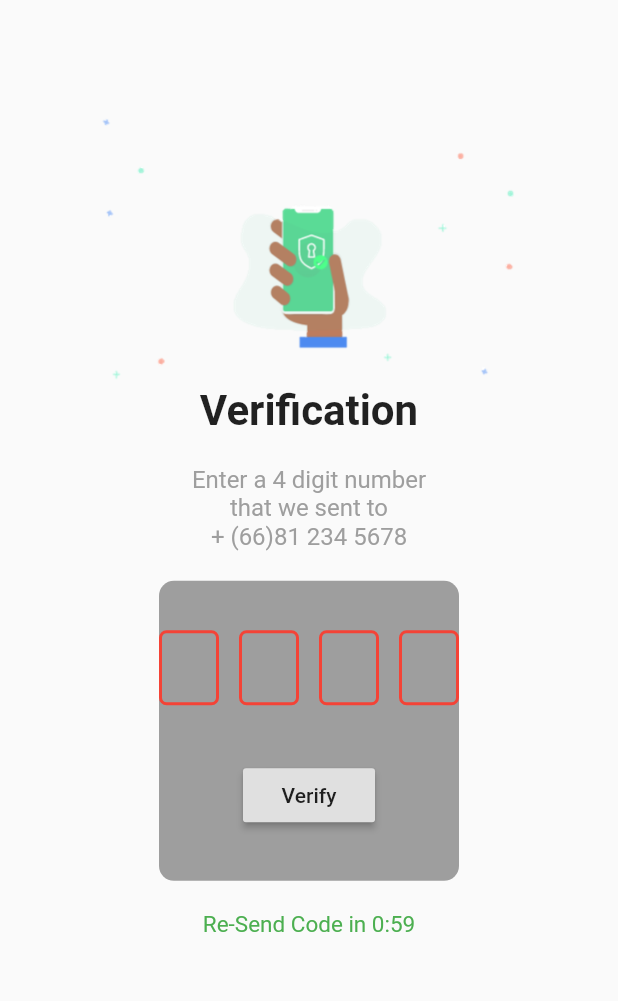
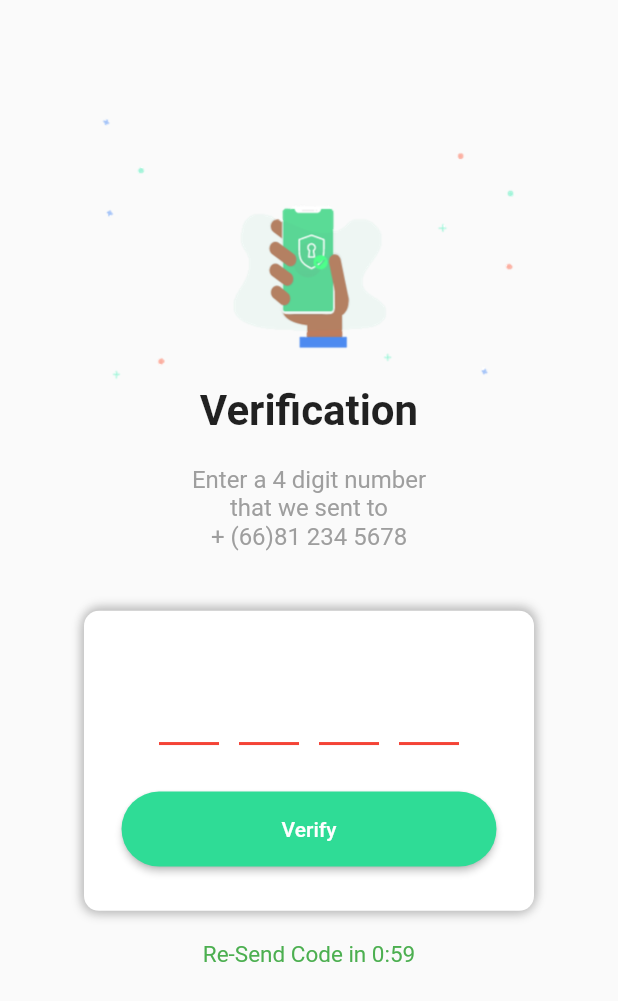
Before and after one commit to godprogrammer3/technician_app, a Flutter app: the screen it shows after launch, on a phone screen of 412 x 824 dp. Shown: the top 1001 px of the screen. Run offline on Flutter 3.47's test engine with Material 2 defaults, Android fonts, the phone set to English and light mode, and no system bars; drawn by our look-alikes of pin_code_fields; our stand-ins replace equatable, flutter_bloc.

Commit message:
Finished ui

```diff
--- a/lap_app/lib/main.dart
+++ b/lap_app/lib/main.dart
@@ -13,7 +13,7 @@ class MyApp extends StatelessWidget {
     return MaterialApp(
       title: 'Lab App Dev',
       theme: ThemeData(
-        primarySwatch: Colors.blue,
+        primarySwatch: Colors.green,
       ),
       home: VerifyOtpPage(),
     );
--- a/lap_app/lib/ui/pages/verify_otp_page.dart
+++ b/lap_app/lib/ui/pages/verify_otp_page.dart
@@ -3,7 +3,9 @@ import 'package:flutter/services.dart';
 import 'package:flutter_bloc/flutter_bloc.dart';
 import 'package:lap_app/bloc/bloc.dart';
 import 'package:pin_code_fields/pin_code_fields.dart';
+
 String currentOtp = '';
+
 class VerifyOtpPage extends StatelessWidget {
   @override
   Widget build(BuildContext context) {
@@ -57,7 +59,7 @@ class VerifyOtpPage extends StatelessWidget {
             ],
           ),
         ),
-        SizedBox(height: 20),
+        SizedBox(height: 40),
         OtpInput(),
         SizedBox(height: 20),
         Text('Re-Send Code in 0:59',
@@ -76,43 +78,42 @@ class OtpInput extends StatelessWidget {
   @override
   Widget build(BuildContext context) {
     return Container(
-      width: 200,
+        width: 300,
         height: 200,
         decoration: BoxDecoration(
-        color: Colors.grey,
+            color: Colors.white,
             borderRadius: new BorderRadius.only(
               topLeft: const Radius.circular(10.0),
               topRight: const Radius.circular(10.0),
               bottomLeft: const Radius.circular(10.0),
               bottomRight: const Radius.circular(10.0),
             ),
-      ),
+            boxShadow: [
+              BoxShadow(
+                  color: Colors.grey.shade400,
+                  offset: Offset(1, -2),
+                  blurRadius: 5),
+              BoxShadow(
+                  color: Colors.grey.shade400,
+                  offset: Offset(-1, 2),
+                  blurRadius: 5)
+            ]),
         child: Column(
             mainAxisAlignment: MainAxisAlignment.center,
             children: <Widget>[
-            Row(mainAxisAlignment: MainAxisAlignment.center, children: <Widget>[
-              // Expanded(
-              //   child: TextField(
-              //       keyboardType: TextInputType.number,
-              //       inputFormatters: [
-              //         WhitelistingTextInputFormatter.digitsOnly
-              //       ],
-              //       textAlign: TextAlign.left,
-              //       maxLength: 4,
-              //       maxLengthEnforced: true,
-              //       style: TextStyle(fontSize: 60, letterSpacing: 15)),
-              // ),
-              Expanded(
-                child:PinInput(),
-              ),
-
-            ]),
-            SizedBox(height: 20.0),
-            Row(mainAxisAlignment: MainAxisAlignment.center, children: <Widget>[
-              RaisedButton(onPressed: () {}, child: Text('Verify')),
-            ])
-          ]),
-    );
+              PinInput(),
+              SizedBox(height: 15),
+              MaterialButton(
+                  height: 50,
+                  minWidth: 250,
+                  color: Color.fromARGB(255, 	47,220,150),
+                  textColor: Colors.white,
+                  child: Text('Verify'),
+                  onPressed: () => {},
+                  shape: RoundedRectangleBorder(
+                      borderRadius: new BorderRadius.circular(30.0),
+                      side: BorderSide(color: Colors.transparent))),
+            ]));
   }
 }
 
@@ -127,21 +128,30 @@ class _PinInputState extends State<PinInput> {
   @override
   Widget build(BuildContext context) {
     return Container(
+      padding: EdgeInsets.all(0),
+      child: Padding(
+          padding: const EdgeInsets.fromLTRB(50, 0, 50, 0),
           child: PinCodeTextField(
             length: 4,
             obsecureText: false,
             animationType: AnimationType.fade,
-        shape: PinCodeFieldShape.box,
+            shape: PinCodeFieldShape.underline,
             animationDuration: Duration(milliseconds: 300),
             borderRadius: BorderRadius.circular(5),
-        fieldHeight: 50,
+            fieldHeight: 60,
             fieldWidth: 40,
+            backgroundColor: Colors.white,
+            textStyle: TextStyle(fontSize: 28),
+            textInputType:
+                TextInputType.numberWithOptions(signed: false, decimal: false),
+            inputFormatters: [WhitelistingTextInputFormatter.digitsOnly],
+
             onChanged: (value) {
               setState(() {
                 currentOtp = value;
               });
             },
-      ),
+          )),
     );
   }
 }
```
Lines whose indentation alone changed are shown as unchanged.
